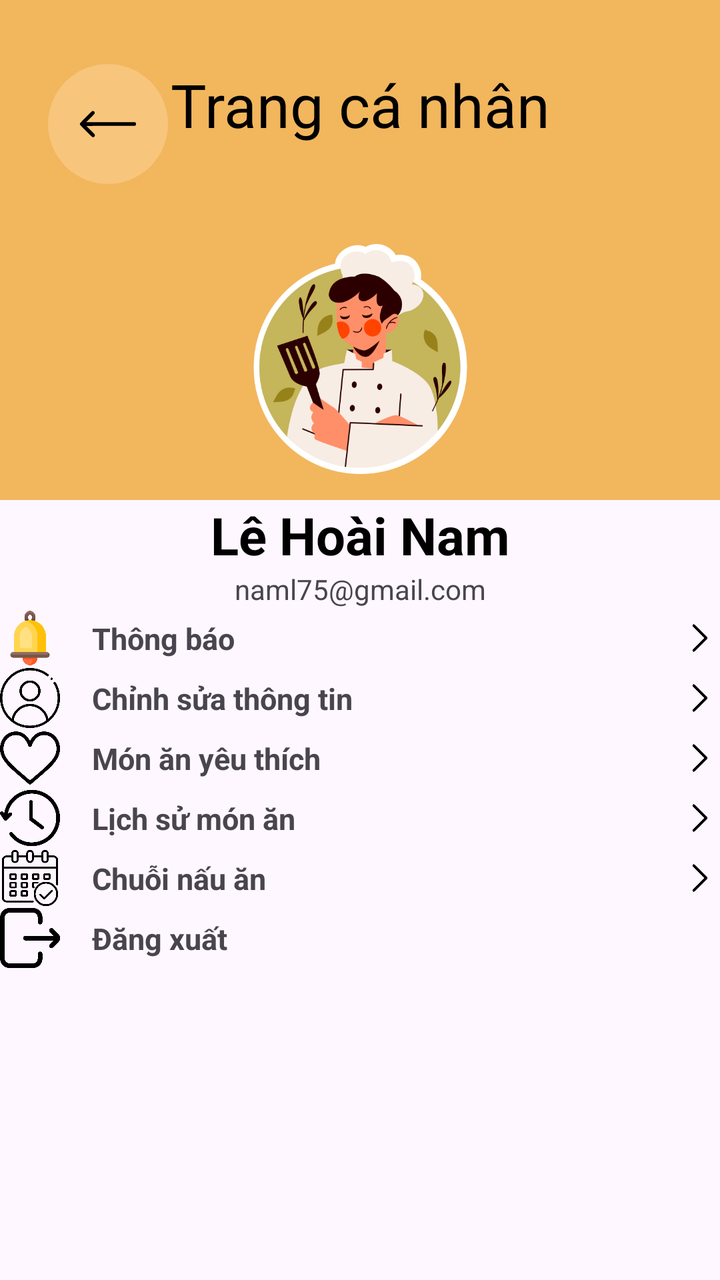
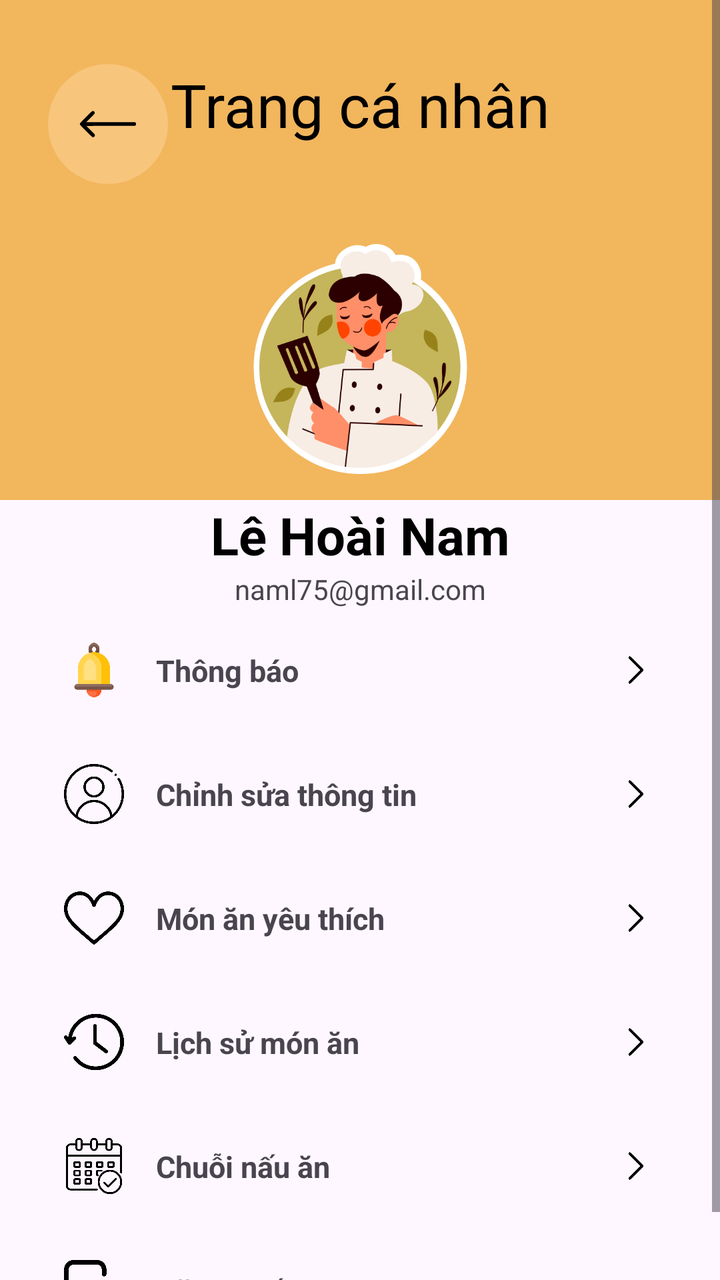

An Android layout rendered at two revisions. The XML below is the earlier revision; the diff shows what the commit changed to produce the second picture.
<!-- AndroidManifest.xml: application theme Theme.Angiday -->
<!-- res/layout/activity_profile.xml -->
<?xml version="1.0" encoding="utf-8"?>
<androidx.constraintlayout.widget.ConstraintLayout xmlns:android="http://schemas.android.com/apk/res/android"
    xmlns:app="http://schemas.android.com/apk/res-auto"
    xmlns:tools="http://schemas.android.com/tools"
    android:id="@+id/main"
    android:layout_width="match_parent"
    android:layout_height="match_parent"
    >

    <androidx.constraintlayout.widget.ConstraintLayout
        android:layout_width="match_parent"
        android:layout_height="match_parent">

        <ScrollView
            android:layout_width="match_parent"
            android:layout_height="match_parent"
            tools:layout_editor_absoluteX="0dp"
            tools:layout_editor_absoluteY="0dp">

            <LinearLayout
                android:layout_width="match_parent"
                android:layout_height="wrap_content"
                android:orientation="vertical">

                <androidx.constraintlayout.widget.ConstraintLayout
                    android:layout_width="match_parent"
                    android:layout_height="250dp"
                    android:background="#F2B65D">

                    <ImageView
                        android:id="@+id/imageView5"
                        android:layout_width="115dp"
                        android:layout_height="141dp"
                        app:layout_constraintBottom_toBottomOf="parent"
                        app:layout_constraintEnd_toEndOf="parent"
                        app:layout_constraintStart_toStartOf="parent"
                        app:srcCompat="@drawable/chef" />

                    <TextView
                        android:id="@+id/textView4"
                        android:layout_width="wrap_content"
                        android:layout_height="wrap_content"
                        android:layout_marginTop="32dp"
                        android:text="Trang cá nhân"
                        android:textColor="@color/black"
                        android:textSize="30sp"
                        app:layout_constraintEnd_toEndOf="parent"
                        app:layout_constraintStart_toStartOf="parent"
                        app:layout_constraintTop_toTopOf="parent" />

                    <androidx.constraintlayout.widget.ConstraintLayout
                        android:layout_width="60dp"
                        android:layout_height="60dp"
                        android:layout_marginStart="24dp"
                        android:layout_marginTop="32dp"
                        android:background="@drawable/background_oval_1"
                        app:layout_constraintStart_toStartOf="parent"
                        app:layout_constraintTop_toTopOf="parent">

                        <ImageView
                            android:id="@+id/imageView6"
                            android:layout_width="30dp"
                            android:layout_height="30dp"
                            app:layout_constraintBottom_toBottomOf="parent"
                            app:layout_constraintEnd_toEndOf="parent"
                            app:layout_constraintStart_toStartOf="parent"
                            app:layout_constraintTop_toTopOf="parent"
                            app:srcCompat="@drawable/arrow" />
                    </androidx.constraintlayout.widget.ConstraintLayout>

                </androidx.constraintlayout.widget.ConstraintLayout>

                <TextView
                    android:id="@+id/textView6"
                    android:layout_width="match_parent"
                    android:layout_height="wrap_content"
                    android:text="Lê Hoài Nam"
                    android:textAlignment="center"
                    android:textColor="@color/black"
                    android:textSize="26sp"
                    android:textStyle="bold"/>

                <TextView
                    android:id="@+id/textView9"
                    android:layout_width="match_parent"
                    android:layout_height="wrap_content"
                    android:text="naml75@gmail.com"
                    android:textAlignment="center" />

                
                <androidx.constraintlayout.widget.ConstraintLayout
                    android:id="@+id/rowNotice"
                    android:layout_width="match_parent"
                    android:layout_height="wrap_content"
                    android:layout_marginStart="@dimen/Khoangcachtren"
                    android:layout_marginTop="@dimen/Khoangcachchu"
                    android:layout_marginEnd="@dimen/Khoangcachtren"
                    android:layout_marginBottom="@dimen/Khoangcachchu">

                    <ImageView
                        android:id="@+id/ivNotice"
                        android:layout_width="30dp"
                        android:layout_height="30dp"
                        app:layout_constraintStart_toStartOf="parent"
                        app:layout_constraintTop_toTopOf="parent"
                        app:layout_constraintBottom_toBottomOf="parent"
                        app:srcCompat="@drawable/notices" />

                    <TextView
                        android:id="@+id/tvNotice"
                        android:layout_width="wrap_content"
                        android:layout_height="wrap_content"
                        android:layout_marginStart="16dp"
                        android:text="Thông báo"
                        android:textSize="15sp"
                        android:textStyle="bold"
                        app:layout_constraintStart_toEndOf="@id/ivNotice"
                        app:layout_constraintTop_toTopOf="@id/ivNotice"
                        app:layout_constraintBottom_toBottomOf="@id/ivNotice" />

                    <ImageView
                        android:id="@+id/ivChevronNotice"
                        android:layout_width="20dp"
                        android:layout_height="20dp"
                        app:layout_constraintEnd_toEndOf="parent"
                        app:layout_constraintTop_toTopOf="parent"
                        app:layout_constraintBottom_toBottomOf="parent"
                        app:srcCompat="@drawable/chevron" />
                </androidx.constraintlayout.widget.ConstraintLayout>

                
                <androidx.constraintlayout.widget.ConstraintLayout
                    android:id="@+id/rowEditProfile"
                    android:layout_width="match_parent"
                    android:layout_height="wrap_content"
                    android:layout_marginStart="@dimen/Khoangcachtren"
                    android:layout_marginTop="@dimen/Khoangcachchu"
                    android:layout_marginEnd="@dimen/Khoangcachtren"
                    android:layout_marginBottom="@dimen/Khoangcachchu">

                    <ImageView
                        android:id="@+id/ivEditProfile"
                        android:layout_width="30dp"
                        android:layout_height="30dp"
                        app:layout_constraintStart_toStartOf="parent"
                        app:layout_constraintTop_toTopOf="parent"
                        app:layout_constraintBottom_toBottomOf="parent"
                        app:srcCompat="@drawable/profile" />

                    <TextView
                        android:id="@+id/tvEditProfile"
                        android:layout_width="wrap_content"
                        android:layout_height="wrap_content"
                        android:layout_marginStart="16dp"
                        android:text="Chỉnh sửa thông tin"
                        android:textSize="15sp"
                        android:textStyle="bold"
                        app:layout_constraintStart_toEndOf="@id/ivEditProfile"
                        app:layout_constraintTop_toTopOf="@id/ivEditProfile"
                        app:layout_constraintBottom_toBottomOf="@id/ivEditProfile" />

                    <ImageView
                        android:id="@+id/ivChevronEditProfile"
                        android:layout_width="20dp"
                        android:layout_height="20dp"
                        app:layout_constraintEnd_toEndOf="parent"
                        app:layout_constraintTop_toTopOf="parent"
                        app:layout_constraintBottom_toBottomOf="parent"
                        app:srcCompat="@drawable/chevron" />
                </androidx.constraintlayout.widget.ConstraintLayout>

                
                <androidx.constraintlayout.widget.ConstraintLayout
                    android:id="@+id/rowFavorite"
                    android:layout_width="match_parent"
                    android:layout_height="wrap_content"
                    android:layout_marginStart="@dimen/Khoangcachtren"
                    android:layout_marginTop="@dimen/Khoangcachchu"
                    android:layout_marginEnd="@dimen/Khoangcachtren"
                    android:layout_marginBottom="@dimen/Khoangcachchu">

                    <ImageView
                        android:id="@+id/ivFavorite"
                        android:layout_width="30dp"
                        android:layout_height="30dp"
                        app:layout_constraintStart_toStartOf="parent"
                        app:layout_constraintTop_toTopOf="parent"
                        app:layout_constraintBottom_toBottomOf="parent"
                        app:srcCompat="@drawable/like" />

                    <TextView
                        android:id="@+id/tvFavorite"
                        android:layout_width="wrap_content"
                        android:layout_height="wrap_content"
                        android:layout_marginStart="16dp"
                        android:text="Món ăn yêu thích"
                        android:textSize="15sp"
                        android:textStyle="bold"
                        app:layout_constraintStart_toEndOf="@id/ivFavorite"
                        app:layout_constraintTop_toTopOf="@id/ivFavorite"
                        app:layout_constraintBottom_toBottomOf="@id/ivFavorite" />

                    <ImageView
                        android:id="@+id/ivChevronFavorite"
                        android:layout_width="20dp"
                        android:layout_height="20dp"
                        app:layout_constraintEnd_toEndOf="parent"
                        app:layout_constraintTop_toTopOf="parent"
                        app:layout_constraintBottom_toBottomOf="parent"
                        app:srcCompat="@drawable/chevron" />
                </androidx.constraintlayout.widget.ConstraintLayout>

                
                <androidx.constraintlayout.widget.ConstraintLayout
                    android:id="@+id/rowHistory"
                    android:layout_width="match_parent"
                    android:layout_height="wrap_content"
                    android:layout_marginStart="@dimen/Khoangcachtren"
                    android:layout_marginTop="@dimen/Khoangcachchu"
                    android:layout_marginEnd="@dimen/Khoangcachtren"
                    android:layout_marginBottom="@dimen/Khoangcachchu">

                    <ImageView
                        android:id="@+id/ivHistory"
                        android:layout_width="30dp"
                        android:layout_height="30dp"
                        app:layout_constraintStart_toStartOf="parent"
                        app:layout_constraintTop_toTopOf="parent"
                        app:layout_constraintBottom_toBottomOf="parent"
                        app:srcCompat="@drawable/history" />

                    <TextView
                        android:id="@+id/tvHistory"
                        android:layout_width="wrap_content"
                        android:layout_height="wrap_content"
                        android:layout_marginStart="16dp"
                        android:text="Lịch sử món ăn"
                        android:textSize="15sp"
                        android:textStyle="bold"
                        app:layout_constraintStart_toEndOf="@id/ivHistory"
                        app:layout_constraintTop_toTopOf="@id/ivHistory"
                        app:layout_constraintBottom_toBottomOf="@id/ivHistory" />

                    <ImageView
                        android:id="@+id/ivChevronHistory"
                        android:layout_width="20dp"
                        android:layout_height="20dp"
                        app:layout_constraintEnd_toEndOf="parent"
                        app:layout_constraintTop_toTopOf="parent"
                        app:layout_constraintBottom_toBottomOf="parent"
                        app:srcCompat="@drawable/chevron" />
                </androidx.constraintlayout.widget.ConstraintLayout>

                
                <androidx.constraintlayout.widget.ConstraintLayout
                    android:id="@+id/rowCooking"
                    android:layout_width="match_parent"
                    android:layout_height="wrap_content"
                    android:layout_marginStart="@dimen/Khoangcachtren"
                    android:layout_marginTop="@dimen/Khoangcachchu"
                    android:layout_marginEnd="@dimen/Khoangcachtren"
                    android:layout_marginBottom="@dimen/Khoangcachchu">

                    <ImageView
                        android:id="@+id/ivCooking"
                        android:layout_width="30dp"
                        android:layout_height="30dp"
                        app:layout_constraintStart_toStartOf="parent"
                        app:layout_constraintTop_toTopOf="parent"
                        app:layout_constraintBottom_toBottomOf="parent"
                        app:srcCompat="@drawable/calendar" />

                    <TextView
                        android:id="@+id/tvCooking"
                        android:layout_width="wrap_content"
                        android:layout_height="wrap_content"
                        android:layout_marginStart="16dp"
                        android:text="Chuỗi nấu ăn"
                        android:textSize="15sp"
                        android:textStyle="bold"
                        app:layout_constraintStart_toEndOf="@id/ivCooking"
                        app:layout_constraintTop_toTopOf="@id/ivCooking"
                        app:layout_constraintBottom_toBottomOf="@id/ivCooking" />

                    <ImageView
                        android:id="@+id/ivChevronCooking"
                        android:layout_width="20dp"
                        android:layout_height="20dp"
                        app:layout_constraintEnd_toEndOf="parent"
                        app:layout_constraintTop_toTopOf="parent"
                        app:layout_constraintBottom_toBottomOf="parent"
                        app:srcCompat="@drawable/chevron" />
                </androidx.constraintlayout.widget.ConstraintLayout>

                
                <androidx.constraintlayout.widget.ConstraintLayout
                    android:id="@+id/rowLogout"
                    android:layout_width="match_parent"
                    android:layout_height="wrap_content"
                    android:layout_marginStart="@dimen/Khoangcachtren"
                    android:layout_marginTop="@dimen/Khoangcachchu"
                    android:layout_marginEnd="@dimen/Khoangcachtren"
                    android:layout_marginBottom="@dimen/Khoangcachchu">

                    <ImageView
                        android:id="@+id/ivExit"
                        android:layout_width="30dp"
                        android:layout_height="30dp"
                        app:layout_constraintStart_toStartOf="parent"
                        app:layout_constraintTop_toTopOf="parent"
                        app:layout_constraintBottom_toBottomOf="parent"
                        app:srcCompat="@drawable/exit" />

                    <TextView
                        android:id="@+id/loginText"
                        android:layout_width="wrap_content"
                        android:layout_height="wrap_content"
                        android:layout_marginStart="16dp"
                        android:text="Đăng xuất"
                        android:textSize="15sp"
                        android:textStyle="bold"
                        app:layout_constraintStart_toEndOf="@id/ivExit"
                        app:layout_constraintTop_toTopOf="@id/ivExit"
                        app:layout_constraintBottom_toBottomOf="@id/ivExit" />
                </androidx.constraintlayout.widget.ConstraintLayout>

            </LinearLayout>
        </ScrollView>
    </androidx.constraintlayout.widget.ConstraintLayout>
</androidx.constraintlayout.widget.ConstraintLayout>
<!-- resources referenced by this layout -->
<resources>
  <color name="black">#000000</color>
  <!-- drawable arrow (drawable) -->
  <vector xmlns:android="http://schemas.android.com/apk/res/android"
      android:width="512dp"
      android:height="512dp"
      android:viewportWidth="512"
      android:viewportHeight="512">
    <path
        android:pathData="M120.5,146.4c-4.1,1.9 -102.1,100.4 -103.5,103.9 -1.4,4 -1.3,9.3 0.4,12.5 0.8,1.5 24.3,25.5 52.3,53.4 42.8,42.7 51.4,50.8 54.8,51.8 13.3,3.9 24.6,-11.2 17.7,-23.5 -0.6,-1.1 -16.9,-17.8 -36.1,-37l-35.1,-35 207.4,-0.5 207.5,-0.5 2.7,-2.1c5.3,-3.9 6.9,-7.1 6.9,-13.4 0,-6.3 -1.6,-9.5 -6.9,-13.4l-2.7,-2.1 -207.7,-0.3 -207.6,-0.2 35.6,-35.8c31,-31.1 35.7,-36.2 36.3,-39.5 2.5,-13.2 -10.1,-23.7 -22,-18.3z"
        android:fillColor="#000000"
        android:strokeColor="#00000000"/>
  </vector>
  <!-- drawable background_oval_1 (drawable) -->
  <?xml version="1.0" encoding="utf-8"?>
  <selector xmlns:android="http://schemas.android.com/apk/res/android">
  <item>
      <shape android:shape="oval">
          <solid android:color="#F8C57C"/>
  
      </shape>
  </item>
  </selector>
  <!-- drawable calendar: png bitmap (drawable, 13970 bytes) -->
  <!-- drawable chef: png bitmap (drawable, 55461 bytes) -->
  <!-- drawable chevron: png bitmap (drawable, 2759 bytes) -->
  <!-- drawable exit: png bitmap (drawable, 9197 bytes) -->
  <!-- drawable history: png bitmap (drawable, 14436 bytes) -->
  <!-- drawable like: png bitmap (drawable, 18130 bytes) -->
  <!-- drawable notices: png bitmap (drawable, 14773 bytes) -->
  <!-- drawable profile: png bitmap (drawable, 20057 bytes) -->
  <style name="Theme.Angiday" parent="Base.Theme.Angiday" />
  <style name="Base.Theme.Angiday" parent="Theme.Material3.DayNight.NoActionBar">
          
          
      </style>
</resources>

<!-- the commit's change to res/layout/activity_profile.xml (unified diff, before → after) -->
@@ -92,11 +92,10 @@
                     android:id="@+id/rowNotice"
                     android:layout_width="match_parent"
                     android:layout_height="wrap_content"
-                    android:layout_marginStart="@dimen/Khoangcachtren"
-                    android:layout_marginTop="@dimen/Khoangcachchu"
-                    android:layout_marginEnd="@dimen/Khoangcachtren"
-                    android:layout_marginBottom="@dimen/Khoangcachchu">
-
+                    android:layout_marginStart="@dimen/margin_top"
+                    android:layout_marginTop="@dimen/padding_text"
+                    android:layout_marginEnd="@dimen/margin_top"
+                    android:layout_marginBottom="@dimen/padding_text">
                     <ImageView
                         android:id="@+id/ivNotice"
                         android:layout_width="30dp"
@@ -133,11 +132,10 @@
                     android:id="@+id/rowEditProfile"
                     android:layout_width="match_parent"
                     android:layout_height="wrap_content"
-                    android:layout_marginStart="@dimen/Khoangcachtren"
-                    android:layout_marginTop="@dimen/Khoangcachchu"
-                    android:layout_marginEnd="@dimen/Khoangcachtren"
-                    android:layout_marginBottom="@dimen/Khoangcachchu">
-
+                    android:layout_marginStart="@dimen/margin_top"
+                    android:layout_marginTop="@dimen/padding_text"
+                    android:layout_marginEnd="@dimen/margin_top"
+                    android:layout_marginBottom="@dimen/padding_text">
                     <ImageView
                         android:id="@+id/ivEditProfile"
                         android:layout_width="30dp"
@@ -174,11 +172,10 @@
                     android:id="@+id/rowFavorite"
                     android:layout_width="match_parent"
                     android:layout_height="wrap_content"
-                    android:layout_marginStart="@dimen/Khoangcachtren"
-                    android:layout_marginTop="@dimen/Khoangcachchu"
-                    android:layout_marginEnd="@dimen/Khoangcachtren"
-                    android:layout_marginBottom="@dimen/Khoangcachchu">
-
+                    android:layout_marginStart="@dimen/margin_top"
+                    android:layout_marginTop="@dimen/padding_text"
+                    android:layout_marginEnd="@dimen/margin_top"
+                    android:layout_marginBottom="@dimen/padding_text">
                     <ImageView
                         android:id="@+id/ivFavorite"
                         android:layout_width="30dp"
@@ -215,10 +212,10 @@
                     android:id="@+id/rowHistory"
                     android:layout_width="match_parent"
                     android:layout_height="wrap_content"
-                    android:layout_marginStart="@dimen/Khoangcachtren"
-                    android:layout_marginTop="@dimen/Khoangcachchu"
-                    android:layout_marginEnd="@dimen/Khoangcachtren"
-                    android:layout_marginBottom="@dimen/Khoangcachchu">
+                    android:layout_marginStart="@dimen/margin_top"
+                    android:layout_marginTop="@dimen/padding_text"
+                    android:layout_marginEnd="@dimen/margin_top"
+                    android:layout_marginBottom="@dimen/padding_text">
 
                     <ImageView
                         android:id="@+id/ivHistory"
@@ -256,11 +253,10 @@
                     android:id="@+id/rowCooking"
                     android:layout_width="match_parent"
                     android:layout_height="wrap_content"
-                    android:layout_marginStart="@dimen/Khoangcachtren"
-                    android:layout_marginTop="@dimen/Khoangcachchu"
-                    android:layout_marginEnd="@dimen/Khoangcachtren"
-                    android:layout_marginBottom="@dimen/Khoangcachchu">
-
+                    android:layout_marginStart="@dimen/margin_top"
+                    android:layout_marginTop="@dimen/padding_text"
+                    android:layout_marginEnd="@dimen/margin_top"
+                    android:layout_marginBottom="@dimen/padding_text">
                     <ImageView
                         android:id="@+id/ivCooking"
                         android:layout_width="30dp"
@@ -297,11 +293,10 @@
                     android:id="@+id/rowLogout"
                     android:layout_width="match_parent"
                     android:layout_height="wrap_content"
-                    android:layout_marginStart="@dimen/Khoangcachtren"
-                    android:layout_marginTop="@dimen/Khoangcachchu"
-                    android:layout_marginEnd="@dimen/Khoangcachtren"
-                    android:layout_marginBottom="@dimen/Khoangcachchu">
-
+                    android:layout_marginStart="@dimen/margin_top"
+                    android:layout_marginTop="@dimen/padding_text"
+                    android:layout_marginEnd="@dimen/margin_top"
+                    android:layout_marginBottom="@dimen/padding_text">
                     <ImageView
                         android:id="@+id/ivExit"
                         android:layout_width="30dp"
<!-- resource entries referenced after the edit -->
@@ -1,6 +1,8 @@
 <!-- resources referenced by this layout -->
 <resources>
   <color name="black">#000000</color>
+  <dimen name="margin_top">32dp</dimen>
+  <dimen name="padding_text">16dp</dimen>
   <!-- drawable arrow (drawable) -->
   <vector xmlns:android="http://schemas.android.com/apk/res/android"
       android:width="512dp"
